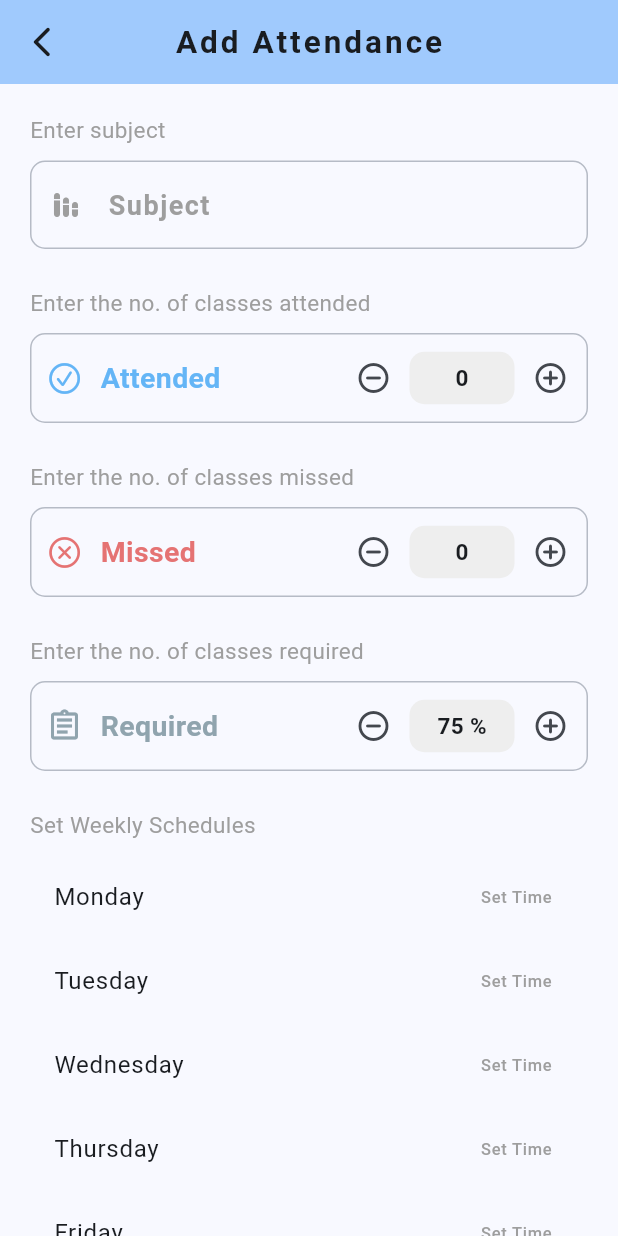
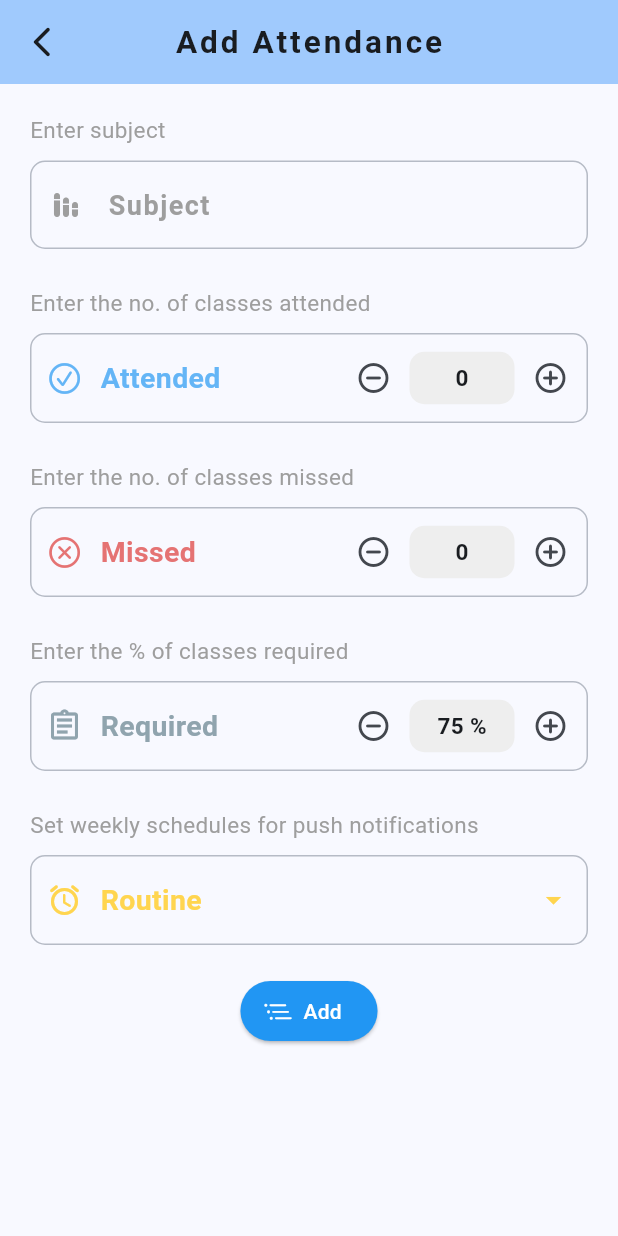
Before and after one commit to Aman-Sirmaur19/Attendance_Tracker_App, a Flutter app: the AddAttendanceScreen screen opened directly, on a phone screen of 412 x 824 dp. Run offline on Flutter 3.47's test engine with Material 3 defaults, Android fonts, the phone set to English and light mode, and no system bars; our stand-ins replace flutter_local_notifications, flutter_slider_drawer, google_mobile_ads, hive, hive_flutter, image_picker and 5 more; missing offline and left inert: in_app_update; accounts and stored records are empty; network calls fail.

Commit message:
Implemented local push notification.

```diff
--- a/lib/screens/attendance/add_attendance_screen.dart
+++ b/lib/screens/attendance/add_attendance_screen.dart
@@ -21,6 +21,7 @@ class AddAttendanceScreen extends StatefulWidget {
 class _AddAttendanceScreenState extends State<AddAttendanceScreen> {
   bool isBannerLoaded = false;
   late BannerAd bannerAd;
+  bool _isDropdownOpen = false;
   final TextEditingController subjectController = TextEditingController();
   int attended = 0;
   int missed = 0;
@@ -38,7 +39,6 @@ class _AddAttendanceScreenState extends State<AddAttendanceScreen> {
       'Thursday': null,
       'Friday': null,
       'Saturday': null,
-      'Sunday': null,
     };
     if (widget.attendance != null) {
       subjectController.text = widget.attendance!.subject;
@@ -231,42 +231,18 @@ class _AddAttendanceScreenState extends State<AddAttendanceScreen> {
               _customCounterContainer(title: 'Missed', number: missed),
               const SizedBox(height: 25),
               const Text(
-                'Enter the no. of classes required',
+                'Enter the % of classes required',
                 style: TextStyle(fontSize: 15, color: Colors.grey),
               ),
               const SizedBox(height: 10),
               _customCounterContainer(title: 'Required', number: required),
               const SizedBox(height: 25),
               const Text(
-                'Set Weekly Schedules',
+                'Set weekly schedules for push notifications',
                 style: TextStyle(fontSize: 15, color: Colors.grey),
               ),
               const SizedBox(height: 10),
-              ...schedules.keys.map((day) {
-                return ListTile(
-                  title: Text(day),
-                  trailing: schedules[day] != null
-                      ? Text(
-                          schedules[day]!,
-                          style: const TextStyle(color: Colors.blue),
-                        )
-                      : const Text(
-                          'Set Time',
-                          style: TextStyle(color: Colors.grey),
-                        ),
-                  onTap: () async {
-                    final localTime = await showTimePicker(
-                      context: context,
-                      initialTime: TimeOfDay.now(),
-                    );
-                    setState(() {
-                      if (localTime != null) {
-                        schedules[day] = localTime.format(context);
-                      }
-                    });
-                  },
-                );
-              }).toList(),
+              _customColumn(),
               const SizedBox(height: 20),
               Row(
                 mainAxisAlignment: MainAxisAlignment.spaceAround,
@@ -424,6 +400,85 @@ class _AddAttendanceScreenState extends State<AddAttendanceScreen> {
       ),
     );
   }
+
+  Widget _customColumn() {
+    return Column(
+      crossAxisAlignment: CrossAxisAlignment.start,
+      children: [
+        GestureDetector(
+          onTap: () {
+            setState(() {
+              _isDropdownOpen = !_isDropdownOpen;
+            });
+          },
+          child: Container(
+            // width: double.infinity,
+            height: 60,
+            decoration: BoxDecoration(
+              color: Theme.of(context).scaffoldBackgroundColor,
+              border: Border.all(
+                  color:
+                      Theme.of(context).colorScheme.secondary.withOpacity(.4)),
+              borderRadius: BorderRadius.circular(10),
+            ),
+            child: Row(
+              children: [
+                const SizedBox(width: 10),
+                Icon(Icons.alarm_rounded, color: Colors.amber.shade300),
+                const SizedBox(width: 12),
+                Text(
+                  'Routine',
+                  style: TextStyle(
+                    fontSize: 19,
+                    fontWeight: FontWeight.bold,
+                    color: Colors.amber.shade300,
+                  ),
+                ),
+                const Spacer(),
+                Icon(
+                  _isDropdownOpen ? Icons.arrow_drop_up : Icons.arrow_drop_down,
+                  color: Colors.amber.shade300,
+                ),
+                const SizedBox(width: 10),
+              ],
+            ),
+          ),
+        ),
+        if (_isDropdownOpen)
+          ...schedules.keys.map((day) {
+            return ListTile(
+              title: Text(
+                day,
+                style: const TextStyle(
+                    color: Colors.black54,
+                    fontSize: 15,
+                    fontWeight: FontWeight.bold),
+              ),
+              trailing: schedules[day] != null
+                  ? Text(
+                      schedules[day]!,
+                      style: const TextStyle(color: Colors.blue, fontSize: 15),
+                    )
+                  : const Text(
+                      'Set Time',
+                      style: TextStyle(color: Colors.grey, fontSize: 15),
+                    ),
+              onTap: () async {
+                final localTime = await showTimePicker(
+                  context: context,
+                  initialTime: TimeOfDay.now(),
+                );
+                setState(() {
+                  if (localTime != null) {
+                    schedules[day] = localTime.format(context);
+                  }
+                });
+              },
+            );
+          }).toList(),
+      ],
+    );
+  }
 }
 
 class CustomTextFormField extends StatelessWidget {
```
